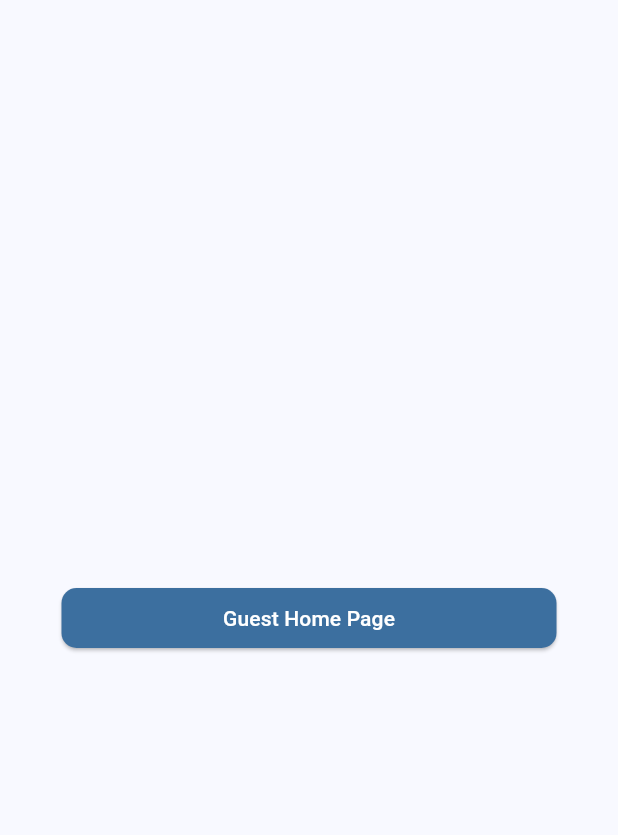
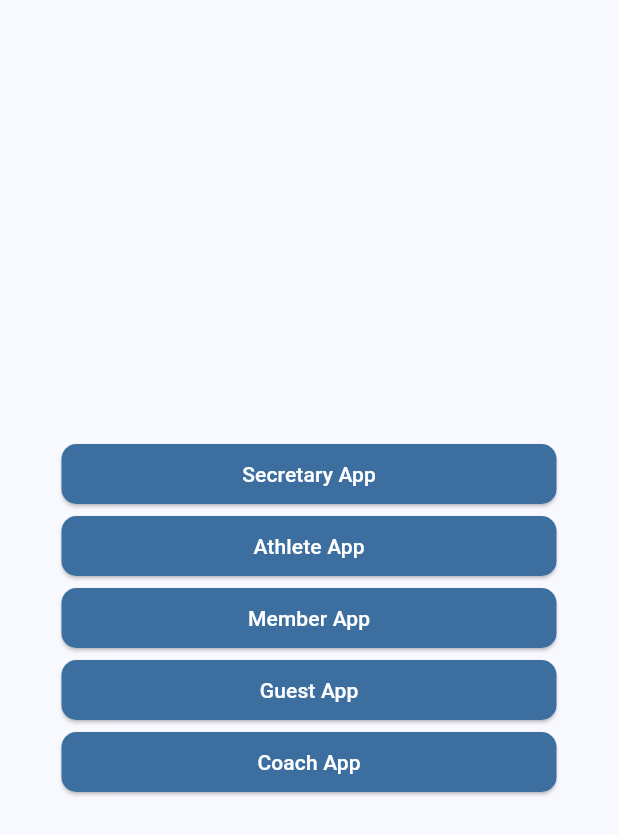
Before and after one commit to MyTennisClub/MyTennisClub, a Flutter app: the screen it shows after launch, on a phone screen of 412 x 824 dp. Shown: the top 835 px of the screen. Run offline on Flutter 3.47's test engine with Material 3 defaults, Android fonts, the light colour scheme and no system bars; our stand-ins replace file_picker.

Commit message:
Fix main file to work in all brances.

```diff
--- a/lib/main.dart
+++ b/lib/main.dart
@@ -1,4 +1,5 @@
 import 'package:flutter/material.dart';
+import 'package:flutter/services.dart';
 import 'package:mytennisclub/guest_android_app/guest_home_page.dart';
 
 void main() => runApp(const MainClass());
@@ -13,6 +14,11 @@ class MainClass extends StatefulWidget {
 class Main_Class extends State<MainClass> {
   @override
   Widget build(BuildContext context) {
+    //the screen can't be rotated
+    WidgetsFlutterBinding.ensureInitialized();
+    SystemChrome.setPreferredOrientations([
+      DeviceOrientation.portraitUp,
+    ]);
     return MaterialApp(
         debugShowCheckedModeBanner: false,
         theme: ThemeData(
@@ -50,12 +56,95 @@ class MainRoute extends StatelessWidget {
                 onPressed: () {
                   Navigator.push(
                     context,
-                    MaterialPageRoute(
-                        builder: (context) => const GuestHomePage()),
+                    MaterialPageRoute(builder: (context) => DummyScreen()),
                   );
                 },
                 child: const Text(
-                  "Guest Home Page",
+                  "Secretary App",
+                  style: TextStyle(fontSize: 14, color: Colors.white),
+                ),
+              ),
+              ElevatedButton(
+                style: ElevatedButton.styleFrom(
+                  fixedSize: const Size(330, 30),
+                  backgroundColor: const Color.fromRGBO(60, 111, 159, 1),
+                  shape: const RoundedRectangleBorder(
+                    borderRadius: BorderRadius.all(
+                      Radius.circular(10),
+                    ),
+                  ),
+                ),
+                onPressed: () {
+                  Navigator.push(
+                    context,
+                    MaterialPageRoute(builder: (context) => DummyScreen()),
+                  );
+                },
+                child: const Text(
+                  "Athlete App",
+                  style: TextStyle(fontSize: 14, color: Colors.white),
+                ),
+              ),
+              ElevatedButton(
+                style: ElevatedButton.styleFrom(
+                  fixedSize: const Size(330, 30),
+                  backgroundColor: const Color.fromRGBO(60, 111, 159, 1),
+                  shape: const RoundedRectangleBorder(
+                    borderRadius: BorderRadius.all(
+                      Radius.circular(10),
+                    ),
+                  ),
+                ),
+                onPressed: () {
+                  Navigator.push(
+                    context,
+                    MaterialPageRoute(builder: (context) => DummyScreen()),
+                  );
+                },
+                child: const Text(
+                  "Member App",
+                  style: TextStyle(fontSize: 14, color: Colors.white),
+                ),
+              ),
+              ElevatedButton(
+                style: ElevatedButton.styleFrom(
+                  fixedSize: const Size(330, 30),
+                  backgroundColor: const Color.fromRGBO(60, 111, 159, 1),
+                  shape: const RoundedRectangleBorder(
+                    borderRadius: BorderRadius.all(
+                      Radius.circular(10),
+                    ),
+                  ),
+                ),
+                onPressed: () {
+                  Navigator.push(
+                    context,
+                    MaterialPageRoute(builder: (context) =>GuestHomePage()),
+                  );
+                },
+                child: const Text(
+                  "Guest App",
+                  style: TextStyle(fontSize: 14, color: Colors.white),
+                ),
+              ),
+              ElevatedButton(
+                style: ElevatedButton.styleFrom(
+                  fixedSize: const Size(330, 30),
+                  backgroundColor: const Color.fromRGBO(60, 111, 159, 1),
+                  shape: const RoundedRectangleBorder(
+                    borderRadius: BorderRadius.all(
+                      Radius.circular(10),
+                    ),
+                  ),
+                ),
+                onPressed: () {
+                  Navigator.push(
+                    context,
+                    MaterialPageRoute(builder: (context) => DummyScreen()),
+                  );
+                },
+                child: const Text(
+                  "Coach App",
                   style: TextStyle(fontSize: 14, color: Colors.white),
                 ),
               ),
@@ -66,3 +155,12 @@ class MainRoute extends StatelessWidget {
     );
   }
 }
+
+class DummyScreen extends StatelessWidget {
+  @override
+  Widget build(BuildContext context) {
+    return const Center(
+      child: Text('Dummy Screen'),
+    );
+  }
+}
```
